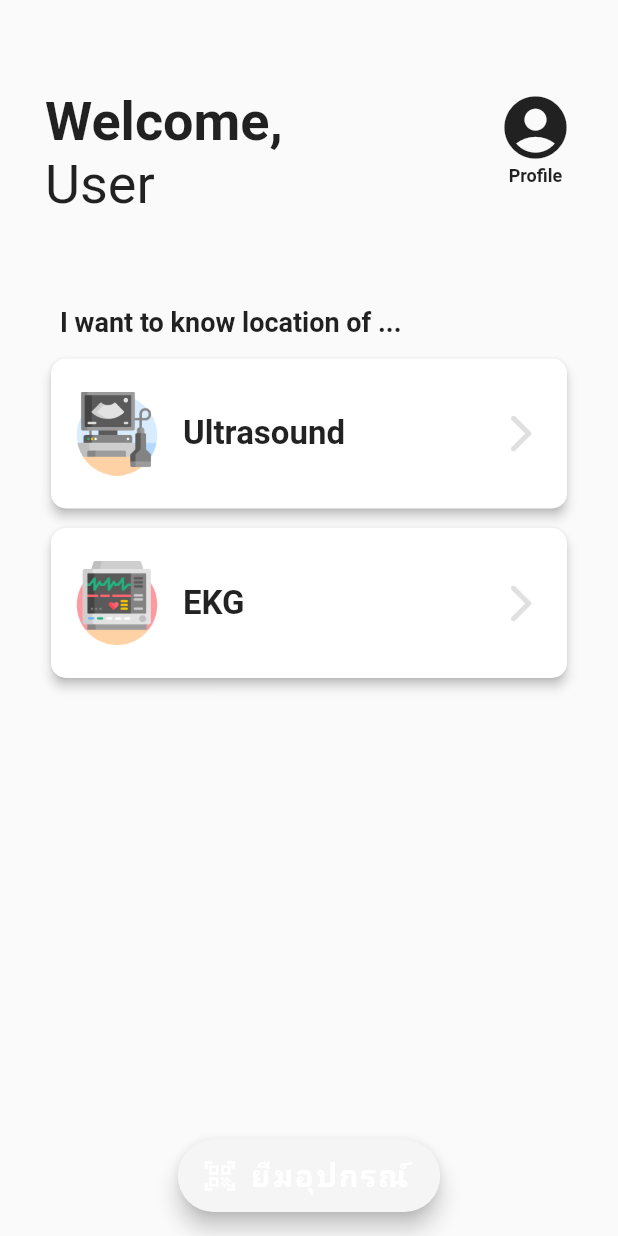
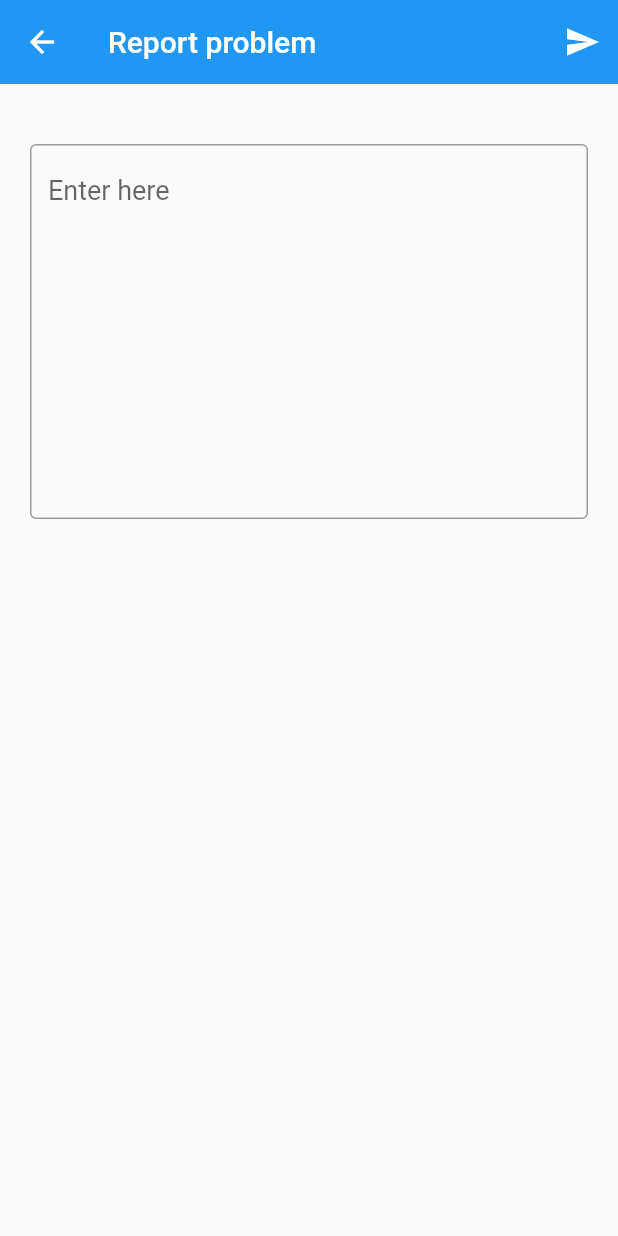
Before and after one commit to u4507075/device_booking, a Flutter app: the screen it shows after launch, on a phone screen of 412 x 824 dp. Run offline on Flutter 3.47's test engine with Material 2 defaults, Android fonts, the phone set to English and light mode, and no system bars; our stand-ins replace cloud_firestore, device_info, firebase_auth, firebase_core, firebase_database; missing offline and left inert: clipboard, flutter_barcode_scanner; accounts and stored records are empty.

Commit message:
Edit report problem page from Sun

```diff
--- a/lib/main.dart
+++ b/lib/main.dart
@@ -1,4 +1,4 @@
-import 'package:device_booking/Report%20Problem.dart';
+import 'package:device_booking/pages/reportproblem.dart';
 import 'package:device_booking/loading.dart';
 import 'package:device_booking/smscode.dart';
 import 'package:flutter/material.dart';
@@ -82,11 +82,11 @@ class MyApp extends StatelessWidget {
       // home: Status(app, 'deviceid1'),
       // home: QRScanPage(),
       // home: HomePage(),
-      home: Welcome(),
+      // home: Welcome(),
       // home: UltrasoundStatus(),
       // home: HomeTest(),
       //home: Status(app,'deviceid1'),
-      //home: KKK(),
+      home: ReportProblem(),
     );
   }
 }
--- /dev/null
+++ b/lib/pages/reportproblem.dart
@@ -0,0 +1,67 @@
+import 'package:flutter/cupertino.dart';
+import 'package:flutter/material.dart';
+
+class ReportProblem extends StatelessWidget {
+  @override
+  Widget build(BuildContext context) {
+    return SafeArea(
+      child: Scaffold(
+        appBar: AppBar(
+          leading: BackButton(),
+          elevation: 0,
+          title: Text('Report problem'),
+          actions: [
+            IconButton(
+                icon: Icon(Icons.send),
+                tooltip: 'Submit',
+                onPressed: () {
+                  ScaffoldMessenger.of(context).showSnackBar(
+                      const SnackBar(content: Text('Report submitted!')));
+                })
+          ],
+        ),
+        body: ReportForm(),
+      ),
+    );
+  }
+}
+
+class ReportForm extends StatefulWidget {
+  @override
+  _ReportForm createState() {
+    return _ReportForm();
+  }
+}
+
+class _ReportForm extends State<ReportForm> {
+  static const TextStyle _textfieldstyle =
+      TextStyle(fontSize: 18.0, fontWeight: FontWeight.normal);
+  final String _hintText = 'Enter here';
+  @override
+  Widget build(BuildContext context) {
+    return Container(
+      padding: const EdgeInsets.all(20.0),
+      child: Column(
+        crossAxisAlignment: CrossAxisAlignment.stretch,
+        children: <Widget>[
+          SizedBox(
+            height: 20.0,
+          ),
+          TextField(
+            style: _textfieldstyle,
+            keyboardType: TextInputType.multiline,
+            minLines: 10,
+            maxLines: 20,
+            decoration: InputDecoration(
+              border: OutlineInputBorder(),
+              hintText: _hintText,
+            ),
+          ),
+        ],
+      ),
+      alignment: Alignment.center,
+      //width: MediaQuery.of(context).size.width/1,
+      //height: MediaQuery.of(context).size.height/1,
+    );
+  }
+}
```
Also changed, not shown: 1 other file.
